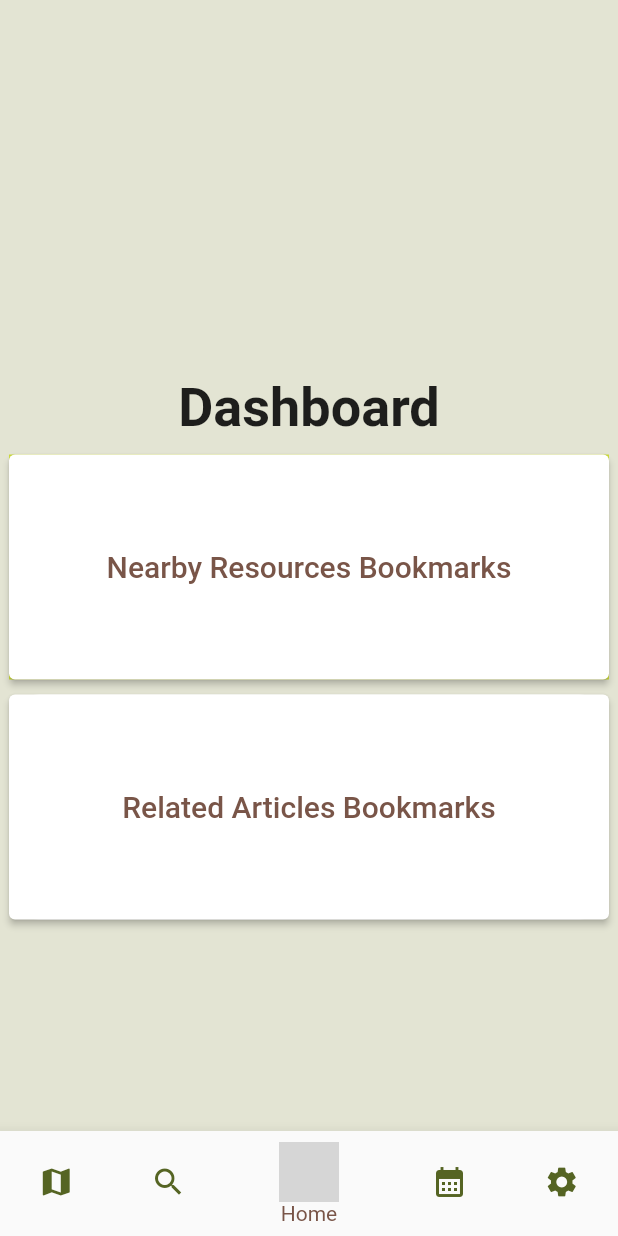
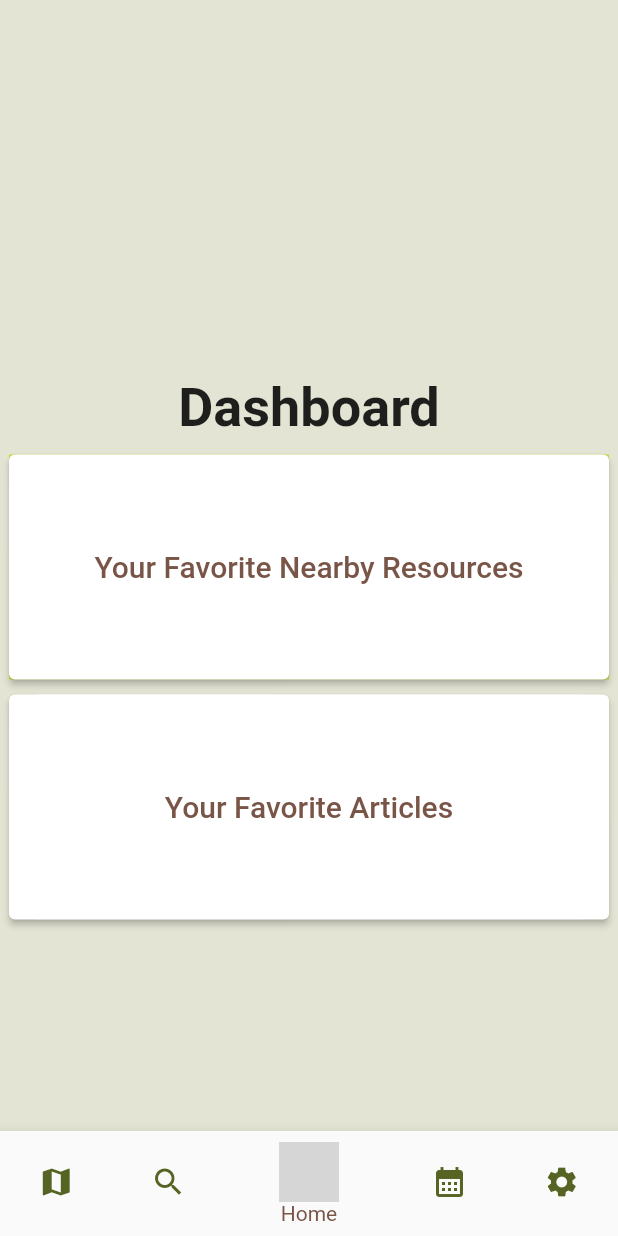
Before and after one commit to 2023-GDSC-Challenge-Columbia-Project/frontend, a Flutter app: the MyHomePage screen opened directly, on a phone screen of 412 x 824 dp. Run offline on Flutter 3.47's test engine with Material 2 defaults, Android fonts, the phone set to English and light mode, and no system bars; our stand-ins replace calendar_date_picker2, google_nav_bar, numberpicker; grey boxes are pictures that could not be loaded.

Commit message:
update some naming

```diff
--- a/lib/dashboardPage.dart
+++ b/lib/dashboardPage.dart
@@ -37,7 +37,7 @@ class DashboardPage extends StatelessWidget {
                   primary: Colors.white
                  ),
                 child: Text(
-                  'Nearby Resources Bookmarks',
+                  'Your Favorite Nearby Resources',
                   style: TextStyle(fontSize: 20, color: Colors.brown),
                 ),
               ),
@@ -59,7 +59,7 @@ class DashboardPage extends StatelessWidget {
                   primary: Colors.white
                  ),
                 child: Text(
-                  'Related Articles Bookmarks',
+                  'Your Favorite Articles',
                   style: TextStyle(fontSize: 20, color: Colors.brown),
                 ),
               ),
```
